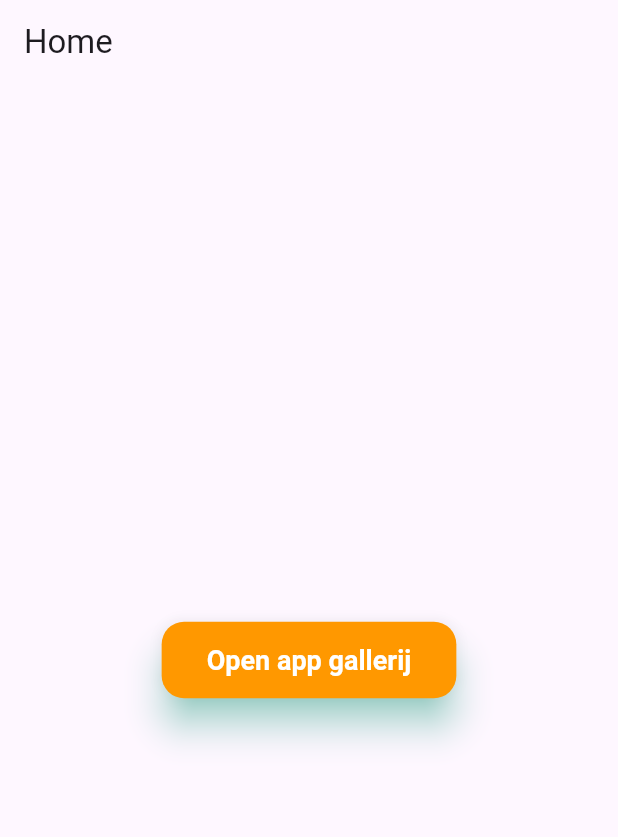
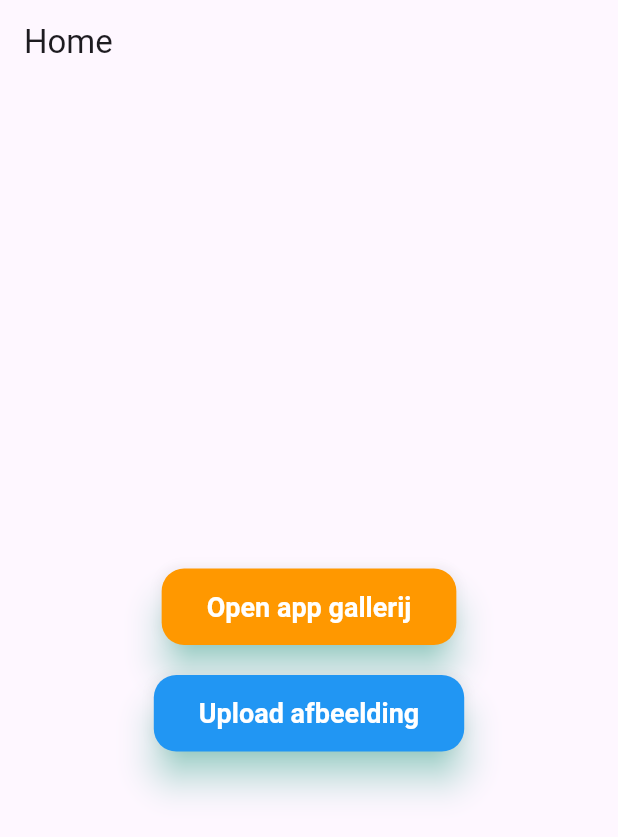
Before and after one commit to brentvanmalsen/arview, a Flutter app: the screen it shows after launch, on a phone screen of 412 x 824 dp. Shown: the top 837 px of the screen. Run offline on Flutter 3.47's test engine with Material 3 defaults, Android fonts, the phone set to English and light mode, and no system bars; our stand-ins replace image_picker; missing offline and left inert: arkit_plugin.

Commit message:
Feature: Added functionality to upload device images

```diff
--- a/lib/main.dart
+++ b/lib/main.dart
@@ -1,4 +1,5 @@
 import 'package:flutter/material.dart';
+import 'package:image_picker/image_picker.dart';
 import 'ar.dart';
 
 void main() {
@@ -20,6 +21,20 @@
 
 class HomePage extends StatelessWidget {
   const HomePage({Key? key}) : super(key: key);
+
+  Future<void> _pickImage(BuildContext context) async {
+    final picker = ImagePicker();
+    final pickedFile = await picker.pickImage(source: ImageSource.gallery);
+
+    if (pickedFile != null) {
+      Navigator.push(
+        context,
+        MaterialPageRoute(
+          builder: (context) => ImagePreviewPage(imagePath: pickedFile.path),
+        ),
+      );
+    }
+  }
 
   void _showImageSelectionDialog(BuildContext context) {
     showGeneralDialog(
@@ -112,12 +127,16 @@
         title: const Text('Home'),
       ),
       body: Center(
-        child: ElevatedButton(
+        child: Column(
+          mainAxisAlignment: MainAxisAlignment.center,
+          children: <Widget>[
+            ElevatedButton(
               onPressed: () => _showImageSelectionDialog(context),
               style: ElevatedButton.styleFrom(
                 backgroundColor: Colors.orange,
                 foregroundColor: Colors.white,
-            padding: const EdgeInsets.symmetric(horizontal: 30, vertical: 15),
+                padding:
+                    const EdgeInsets.symmetric(horizontal: 30, vertical: 15),
                 textStyle:
                     const TextStyle(fontSize: 18, fontWeight: FontWeight.bold),
                 shape: RoundedRectangleBorder(
@@ -127,6 +146,26 @@
                 elevation: 10,
               ),
               child: const Text('Open app gallerij'),
+            ),
+            const SizedBox(height: 20),
+            ElevatedButton(
+              onPressed: () => _pickImage(context),
+              style: ElevatedButton.styleFrom(
+                backgroundColor: Colors.blue,
+                foregroundColor: Colors.white,
+                padding:
+                    const EdgeInsets.symmetric(horizontal: 30, vertical: 15),
+                textStyle:
+                    const TextStyle(fontSize: 18, fontWeight: FontWeight.bold),
+                shape: RoundedRectangleBorder(
+                  borderRadius: BorderRadius.circular(15.0),
+                ),
+                shadowColor: Colors.tealAccent,
+                elevation: 10,
+              ),
+              child: const Text('Upload afbeelding'),
+            ),
+          ],
         ),
       ),
     );
@@ -142,7 +181,7 @@
   Widget build(BuildContext context) {
     return Scaffold(
       appBar: AppBar(
-        title: const Text('Image Preview'),
+        title: const Text('Afbeelding weergave'),
       ),
       body: Center(
         child: Column(
```
Also changed, not shown: 21 other files. Lines whose indentation alone changed are shown as unchanged.
